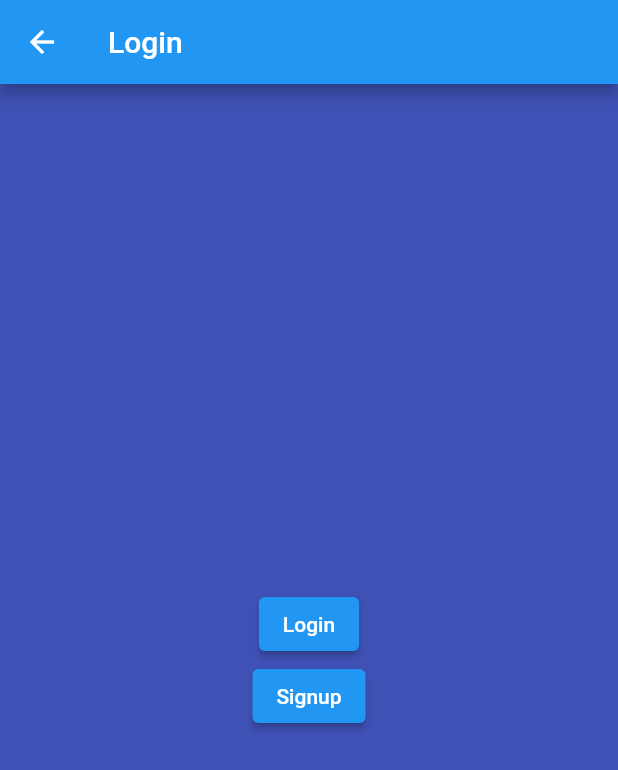
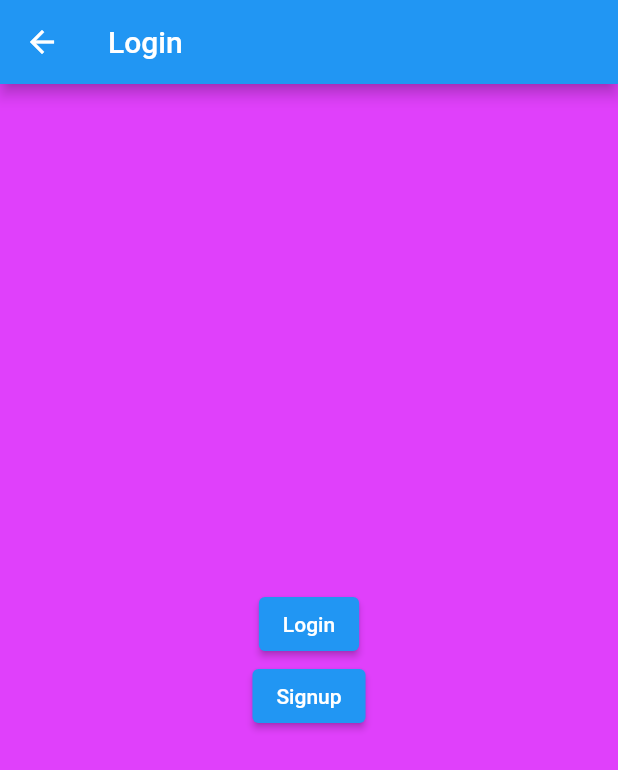
Before and after one commit to Sohaila295/session1, a Flutter app: the LoginScreen screen opened by its route, on a phone screen of 412 x 824 dp. Shown: the top 770 px of the screen. Run offline on Flutter 3.47's test engine with Material 2 defaults, Android fonts, the phone set to English and light mode, and no system bars.

Commit message:
purple accsend

```diff
--- a/lib/Screens/login_screen.dart
+++ b/lib/Screens/login_screen.dart
@@ -8,7 +8,7 @@ class LoginScreen extends StatelessWidget {
   @override
   Widget build(BuildContext context) {
     return Scaffold(
-      backgroundColor: Colors.indigo,
+      backgroundColor: Colors.purpleAccent,
       appBar: AppBar(
         title: Text("Login"),
       ),
```
